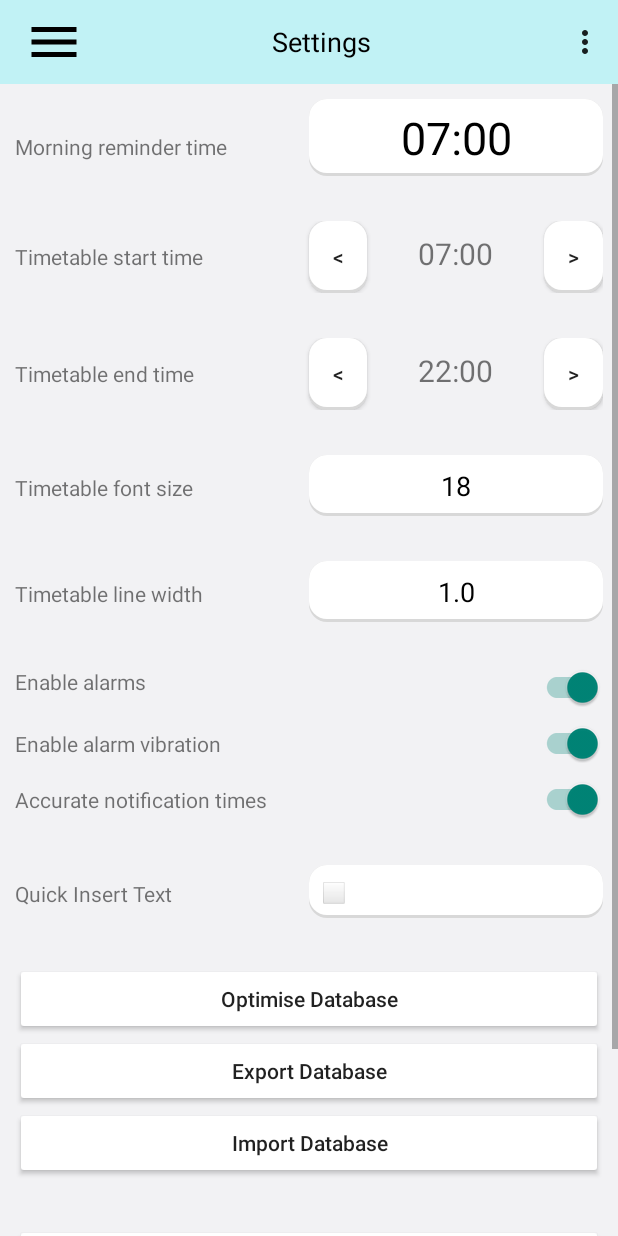
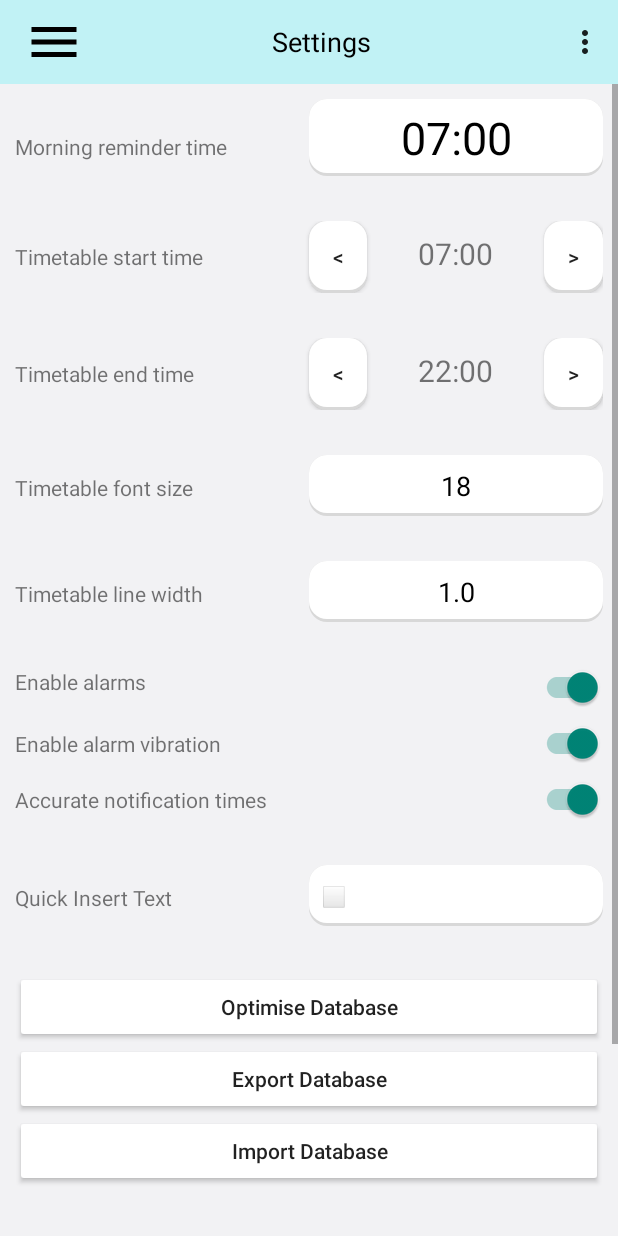
Before and after one commit to danielabbott/Day-Planner-App, an Android app: the screen it shows after launch (MainActivity), in the options menu, after a tap on "Settings", on a phone screen of 412 x 824 dp. Run offline under Robolectric (Android 15) with nearby library versions, the phone set to English and light mode, and no system bars.

Commit message:
Increase vertical padding on single-line EditTexts

```diff
--- a/app/src/main/res/layout/fragment_edit_goal.xml
+++ b/app/src/main/res/layout/fragment_edit_goal.xml
@@ -63,7 +63,10 @@
                     android:layout_height="wrap_content"
                     android:textSize="@dimen/form_text_size"
                     android:hint="Name"
-                    android:padding = "5dp"
+                    android:paddingTop="8dp"
+                    android:paddingBottom="8dp"
+                    android:paddingLeft="5dp"
+                    android:paddingRight="5dp"
                     android:imeOptions="actionDone"
                     android:inputType="textCapSentences"
                     tools:ignore="Autofill"
--- a/app/src/main/res/layout/fragment_edit_to_do_list_task.xml
+++ b/app/src/main/res/layout/fragment_edit_to_do_list_task.xml
@@ -24,7 +24,10 @@
                 android:layout_height="wrap_content"
                 android:textSize="@dimen/form_text_size"
                 android:hint="Task name"
-                android:padding="5dp"
+                android:paddingTop="8dp"
+                android:paddingBottom="8dp"
+                android:paddingLeft="5dp"
+                android:paddingRight="5dp"
                 android:imeOptions="actionDone"
                 android:inputType="textCapSentences"
                 android:background="@drawable/rounded_corners" />
--- a/app/src/main/res/layout/fragment_settings.xml
+++ b/app/src/main/res/layout/fragment_settings.xml
@@ -285,7 +285,10 @@
                 android:layout_weight="1"
                 android:maxLines="1"
                 android:background="@drawable/rounded_corners"
-                android:padding="5dp"
+                android:paddingTop="8dp"
+                android:paddingBottom="8dp"
+                android:paddingLeft="5dp"
+                android:paddingRight="5dp"
                 android:inputType="text"/>
 
         </LinearLayout>
--- a/app/src/main/res/layout/fragment_timetable_edit_event.xml
+++ b/app/src/main/res/layout/fragment_timetable_edit_event.xml
@@ -24,7 +24,10 @@
                 android:layout_height="wrap_content"
                 android:textSize="@dimen/form_text_size"
                 android:hint="Name"
-                android:padding="5dp"
+                android:paddingTop="8dp"
+                android:paddingBottom="8dp"
+                android:paddingLeft="5dp"
+                android:paddingRight="5dp"
                 android:imeOptions="actionDone"
                 android:inputType="textCapSentences"
                 android:background="@drawable/rounded_corners" />
```
